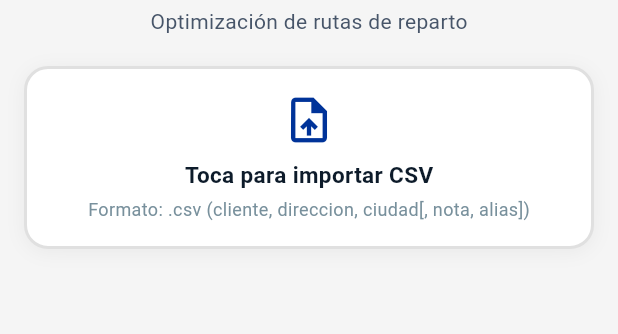
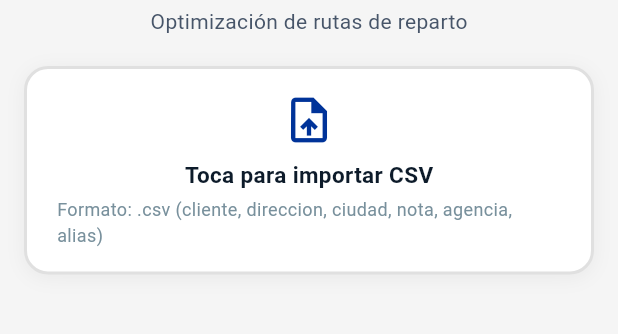
Before and after one commit to MarianodelRio/RepartidorApp, a Flutter app: the screen it shows after launch, on a phone screen of 412 x 824 dp, the part 351-685 px from its top. Run offline on Flutter 3.47's test engine with Material 3 defaults, Android fonts, the phone set to English and light mode, and no system bars; our stand-ins replace file_picker, flutter_map, geolocator, hive_flutter, latlong2, permission_handler and 1 more; accounts and stored records are empty; network calls fail.

Commit message:
Fixed text

```diff
--- a/flutter_app/lib/screens/import_screen.dart
+++ b/flutter_app/lib/screens/import_screen.dart
@@ -1023,7 +1023,7 @@ class _ImportScreenState extends State<ImportScreen> {
               Padding(
                 padding: const EdgeInsets.only(top: 4),
                 child: Text(
-                    'Formato: .csv (cliente, direccion, ciudad[, nota, alias])',
+                    'Formato: .csv (cliente, direccion, ciudad, nota, agencia, alias)',
                     style: TextStyle(
                         fontSize: 12, color: AppColors.textTertiary)),
               ),
```
